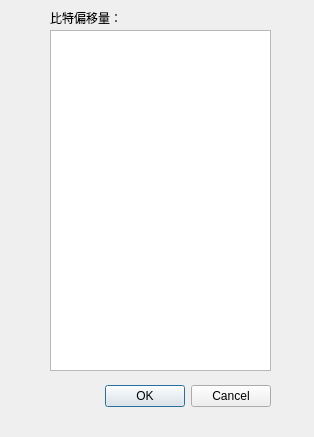
Above: ui/setting.ui from Sunfe/-offsets before the change. Below: the same form after it.
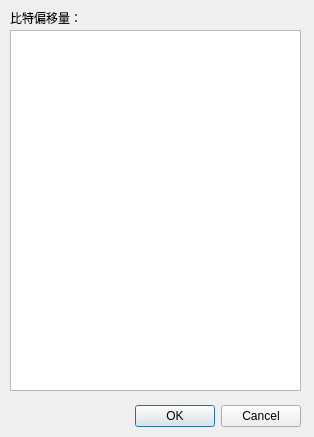
That is the form after the change.

Commit message: setting displayed.

```diff
--- a/ui/setting.ui
+++ b/ui/setting.ui
@@ -16,8 +16,8 @@
   <widget class="QDialogButtonBox" name="btnGroupSubmit">
    <property name="geometry">
     <rect>
-     <x>100</x>
-     <y>380</y>
+     <x>130</x>
+     <y>400</y>
      <width>171</width>
      <height>32</height>
     </rect>
@@ -32,17 +32,17 @@
   <widget class="QPlainTextEdit" name="plainTextEdit">
    <property name="geometry">
     <rect>
-     <x>50</x>
+     <x>10</x>
      <y>30</y>
-     <width>221</width>
-     <height>341</height>
+     <width>291</width>
+     <height>361</height>
     </rect>
    </property>
   </widget>
   <widget class="QLabel" name="label">
    <property name="geometry">
     <rect>
-     <x>50</x>
+     <x>10</x>
      <y>10</y>
      <width>221</width>
      <height>16</height>
```
The commit also changes 8 other files.
